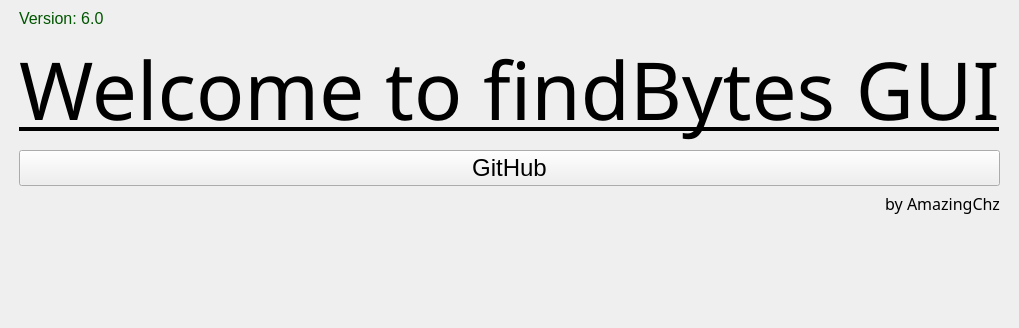
This is resources/interfaces/startUp/startUp.ui in tiliarou/findBytes-GUI as Qt 5 draws it before an edit; both pictures show x 0 to 1019 and y 0 to 328 of the 1019 by 493 pixel window. The edited form follows.
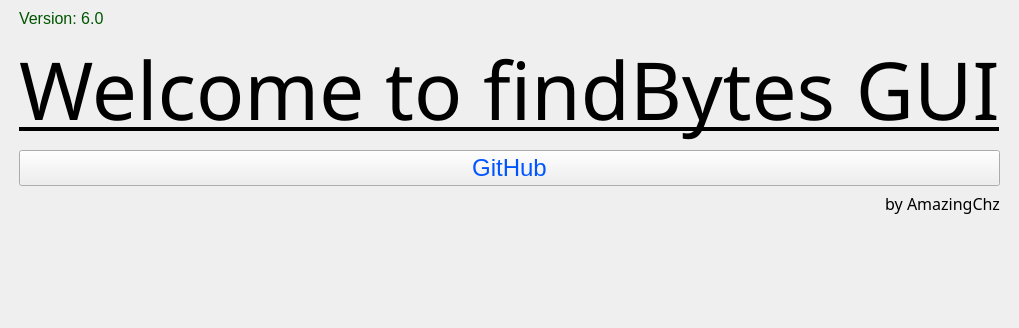
This is the edited form.

Commit message: Adding GitHub Link

What changed in the file:
```diff
--- a/resources/interfaces/startUp/startUp.ui
+++ b/resources/interfaces/startUp/startUp.ui
@@ -64,6 +64,9 @@
           <pointsize>18</pointsize>
          </font>
         </property>
+        <property name="styleSheet">
+         <string notr="true">color: rgb(0, 85, 255);</string>
+        </property>
         <property name="text">
          <string>GitHub</string>
         </property>
```
